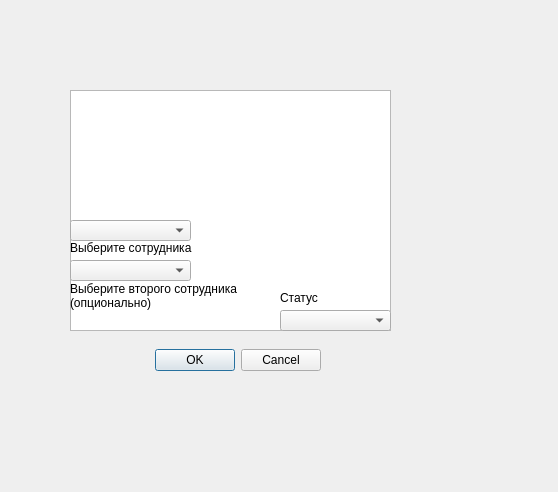
First picture: the form in course/editwork.ui, repository TFed555/Coursework, before the edit.
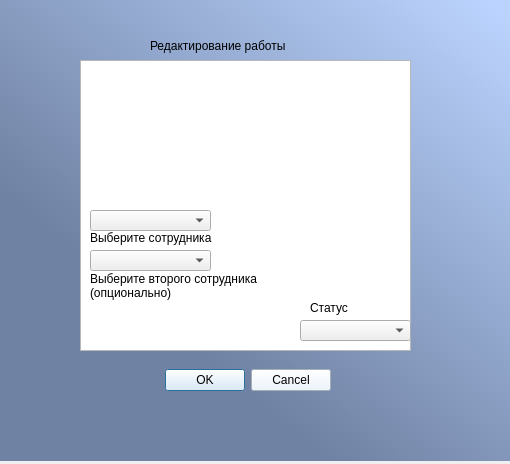
Second picture: the form after the edit.

Patch:
```diff
--- a/course/editwork.ui
+++ b/course/editwork.ui
@@ -6,41 +6,128 @@
    <rect>
     <x>0</x>
     <y>0</y>
-    <width>558</width>
-    <height>492</height>
+    <width>510</width>
+    <height>464</height>
    </rect>
   </property>
   <property name="windowTitle">
    <string>Dialog</string>
   </property>
+  <widget class="QLabel" name="label_4">
+   <property name="geometry">
+    <rect>
+     <x>0</x>
+     <y>0</y>
+     <width>511</width>
+     <height>461</height>
+    </rect>
+   </property>
+   <property name="styleSheet">
+    <string notr="true">background-color: qlineargradient(spread:pad, x1:1, y1:0.0284091, x2:0.353, y2:0.733, stop:0.00497512 rgba(187, 212, 255, 255), stop:1 rgba(112, 130, 163, 255));</string>
+   </property>
+   <property name="text">
+    <string/>
+   </property>
+  </widget>
+  <widget class="QTextBrowser" name="textBrowser">
+   <property name="geometry">
+    <rect>
+     <x>80</x>
+     <y>60</y>
+     <width>331</width>
+     <height>291</height>
+    </rect>
+   </property>
+  </widget>
+  <widget class="QLabel" name="label_5">
+   <property name="geometry">
+    <rect>
+     <x>90</x>
+     <y>270</y>
+     <width>221</width>
+     <height>31</height>
+    </rect>
+   </property>
+   <property name="styleSheet">
+    <string notr="true">font: 8pt &quot;Cascadia Code&quot;;</string>
+   </property>
+   <property name="text">
+    <string>Выберите второго сотрудника
+(опционально)</string>
+   </property>
+  </widget>
+  <widget class="QLabel" name="label_6">
+   <property name="geometry">
+    <rect>
+     <x>90</x>
+     <y>230</y>
+     <width>161</width>
+     <height>16</height>
+    </rect>
+   </property>
+   <property name="styleSheet">
+    <string notr="true">font: 8pt &quot;Cascadia Code&quot;;</string>
+   </property>
+   <property name="text">
+    <string>Выберите сотрудника</string>
+   </property>
+  </widget>
+  <widget class="QLabel" name="label_7">
+   <property name="geometry">
+    <rect>
+     <x>310</x>
+     <y>300</y>
+     <width>55</width>
+     <height>16</height>
+    </rect>
+   </property>
+   <property name="styleSheet">
+    <string notr="true">font: 8pt &quot;Cascadia Code&quot;;</string>
+   </property>
+   <property name="text">
+    <string>Статус</string>
+   </property>
+  </widget>
+  <widget class="QComboBox" name="comboBox_2">
+   <property name="geometry">
+    <rect>
+     <x>90</x>
+     <y>250</y>
+     <width>121</width>
+     <height>21</height>
+    </rect>
+   </property>
+   <property name="styleSheet">
+    <string notr="true">font: 8pt &quot;Cascadia Code&quot;;</string>
+   </property>
+   <item>
+    <property name="text">
+     <string/>
+    </property>
+   </item>
+  </widget>
   <widget class="QDialogButtonBox" name="buttonBox">
    <property name="geometry">
     <rect>
-     <x>60</x>
-     <y>330</y>
+     <x>70</x>
+     <y>350</y>
      <width>261</width>
      <height>61</height>
     </rect>
    </property>
+   <property name="styleSheet">
+    <string notr="true">background-color: rgb(233, 243, 255);
+alternate-background-color: rgb(255, 92, 10);</string>
+   </property>
    <property name="standardButtons">
     <set>QDialogButtonBox::Cancel|QDialogButtonBox::Ok</set>
    </property>
   </widget>
-  <widget class="QTextBrowser" name="textBrowser">
-   <property name="geometry">
-    <rect>
-     <x>70</x>
-     <y>90</y>
-     <width>321</width>
-     <height>241</height>
-    </rect>
-   </property>
-  </widget>
   <widget class="QComboBox" name="statusBox">
    <property name="geometry">
     <rect>
-     <x>280</x>
-     <y>310</y>
+     <x>300</x>
+     <y>320</y>
      <width>111</width>
      <height>21</height>
     </rect>
@@ -49,26 +136,14 @@
   <widget class="QComboBox" name="comboBox">
    <property name="geometry">
     <rect>
-     <x>70</x>
-     <y>220</y>
+     <x>90</x>
+     <y>210</y>
      <width>121</width>
      <height>21</height>
     </rect>
    </property>
-   <item>
-    <property name="text">
-     <string/>
-    </property>
-   </item>
-  </widget>
-  <widget class="QComboBox" name="comboBox_2">
-   <property name="geometry">
-    <rect>
-     <x>70</x>
-     <y>260</y>
-     <width>121</width>
-     <height>21</height>
-    </rect>
+   <property name="styleSheet">
+    <string notr="true">font: 8pt &quot;Cascadia Code&quot;;</string>
    </property>
    <item>
     <property name="text">
@@ -79,41 +154,18 @@
   <widget class="QLabel" name="label">
    <property name="geometry">
     <rect>
-     <x>70</x>
-     <y>280</y>
-     <width>181</width>
+     <x>150</x>
+     <y>30</y>
+     <width>191</width>
      <height>31</height>
     </rect>
    </property>
-   <property name="text">
-    <string>Выберите второго сотрудника
-(опционально)</string>
+   <property name="styleSheet">
+    <string notr="true">font: 9pt &quot;Cascadia Code&quot;;
+background-color: qlineargradient(spread:pad, x1:0, y1:0, x2:1, y2:1, stop:0 rgba(0, 0, 0, 0), stop:1 rgba(255, 255, 255, 0));</string>
    </property>
-  </widget>
-  <widget class="QLabel" name="label_2">
-   <property name="geometry">
-    <rect>
-     <x>70</x>
-     <y>240</y>
-     <width>131</width>
-     <height>16</height>
-    </rect>
-   </property>
    <property name="text">
-    <string>Выберите сотрудника</string>
-   </property>
-  </widget>
-  <widget class="QLabel" name="label_3">
-   <property name="geometry">
-    <rect>
-     <x>280</x>
-     <y>290</y>
-     <width>55</width>
-     <height>16</height>
-    </rect>
-   </property>
-   <property name="text">
-    <string>Статус</string>
+    <string>Редактирование работы</string>
    </property>
   </widget>
  </widget>
```
